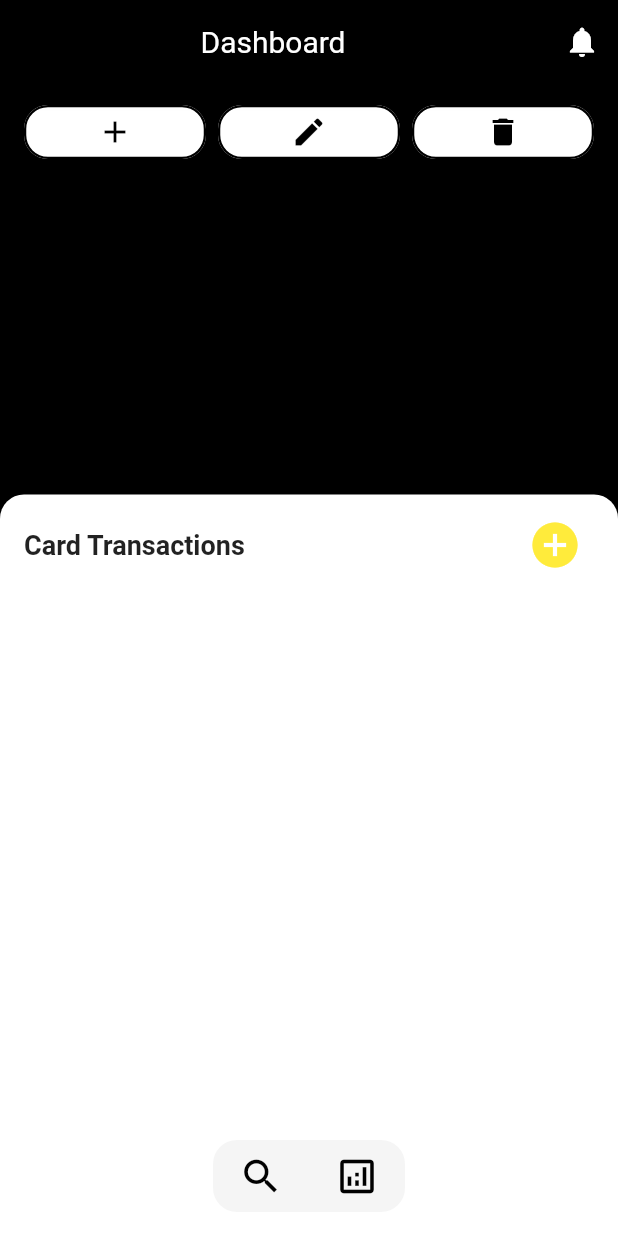
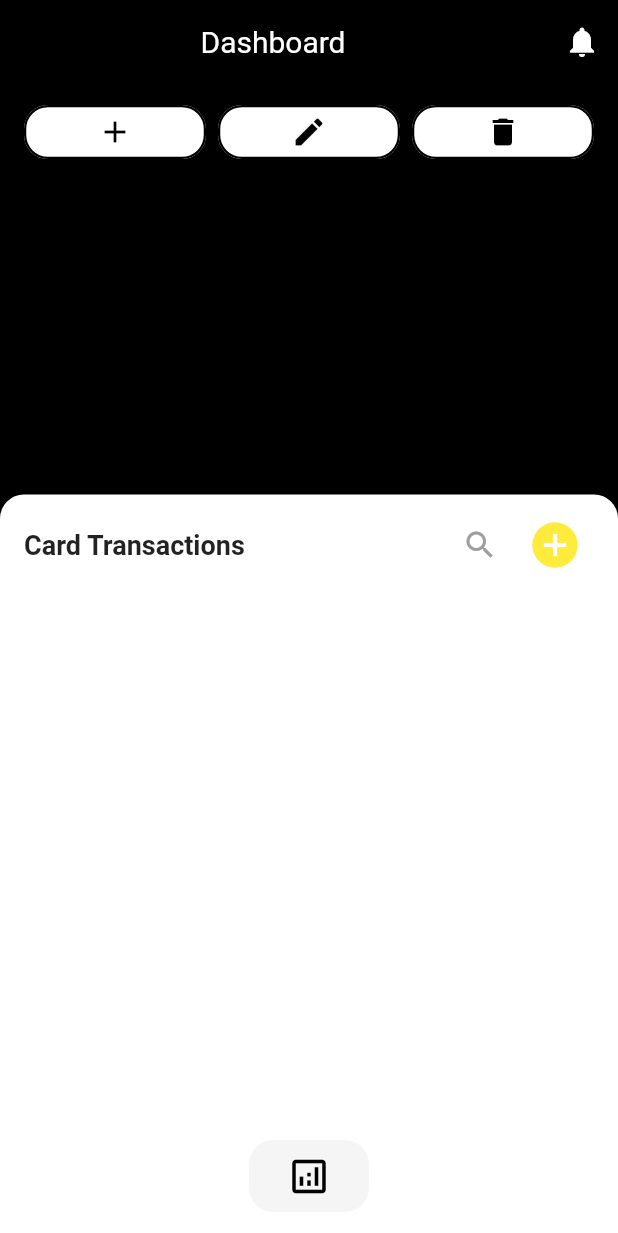
Before and after one commit to GnaniPasupula/CreditWallet, a Flutter app: the CreditCardScreen screen opened by its route, on a phone screen of 412 x 824 dp. Shown: the top 1233 px of the screen. Run offline on Flutter 3.47's test engine with Material 2 defaults, Android fonts, the light colour scheme and no system bars; our stand-ins replace fl_chart, flutter_dotenv, shared_preferences; missing offline and left inert: dart:html; accounts and stored records are empty; network calls fail.

Commit message:
Added Search Funtionality

```diff
--- a/client/lib/credit_card_screen.dart
+++ b/client/lib/credit_card_screen.dart
@@ -19,7 +19,9 @@ class _CreditCardScreenState extends State<CreditCardScreen> {
   static const int _searchTabIndex = 0;
   static const int _analyticsTabIndex = 1;
 
-  int _currentIndex = _searchTabIndex; // Initial index
+  int _currentIndex = _searchTabIndex;
+  bool isSearchExpanded = false;
+  String searchQuery = '';
 
 
 
@@ -45,7 +47,7 @@ class _CreditCardScreenState extends State<CreditCardScreen> {
    void onPageChanged(int newIndex) {
     setState(() {
       currentIndex = newIndex;
-      print('current index is $currentIndex');
+      // print('current index is $currentIndex');
     });
   }
 
@@ -372,12 +374,37 @@ class _CreditCardScreenState extends State<CreditCardScreen> {
                     children: [
                       Expanded(
                         child: Text(
-                          'Card Transactions', // Transaction text at top left
+                          !isSearchExpanded?'Card Transactions':'', // Transaction text at top left
                           style: TextStyle(
                             fontWeight: FontWeight.w600,
                             fontSize: 18,
                           ),
                         ),
+                      ),
+                      AnimatedContainer(
+                        duration: Duration(milliseconds: 300),
+                        width: isSearchExpanded ? 200 : 0,
+                        child: TextField(
+
+                          onChanged: (value) {
+                            setState(() {
+                              searchQuery = value;
+                            });
+                          },
+                          decoration: InputDecoration(
+                            hintText: 'Search transactions...',
+                          ),
+                        ),
+                      ),
+                      IconButton(
+                        onPressed: () {
+                          setState(() {
+                            isSearchExpanded = !isSearchExpanded;
+                          });
+                        },
+                        icon: Icon(Icons.search), // Search icon
+                        color: Colors.grey,
+                        iconSize: 24,
                       ),
                       IconButton(
                         onPressed: () async {
@@ -406,12 +433,26 @@ class _CreditCardScreenState extends State<CreditCardScreen> {
                     ],
                   ),
                 ),
+
                 Expanded(
+
                   child: ListView.builder(
+
                     itemCount: creditCards.isNotEmpty ? creditCards[currentIndex].transactions.length : 0,
                     itemBuilder: (context, transactionIndex) {
                       creditCards[currentIndex].transactions.sort((a, b) => b.date.compareTo(a.date));
-                      final transaction = creditCards[currentIndex].transactions[transactionIndex];
+
+                      List<Transaction> filteredTransactions = creditCards[currentIndex].transactions.where((transaction) {
+                      return transaction.title.toLowerCase().contains(searchQuery.toLowerCase()) ||
+                            transaction.category.toLowerCase().contains(searchQuery.toLowerCase()) ||
+                            transaction.note.toLowerCase().contains(searchQuery.toLowerCase());
+                      }).toList();
+
+                      if (transactionIndex >= filteredTransactions.length) {
+                        return null;
+                      }
+
+                      final transaction = filteredTransactions[transactionIndex];
                       final transactionCategory = transaction.category;
                       final now = DateTime.now();
                       final transactionDate = transaction.date;
@@ -532,8 +573,8 @@ class _CreditCardScreenState extends State<CreditCardScreen> {
         ],
       ),
         Positioned(
-          left: MediaQuery.of(context).size.width / 2 - 64,
-          right: MediaQuery.of(context).size.width / 2 - 64,
+          left: MediaQuery.of(context).size.width / 2 - 40,
+          right: MediaQuery.of(context).size.width / 2 - 40,
           bottom: 16, // Adjust this value for the desired distance from the bottom
           child: Container(
             decoration: BoxDecoration(
@@ -543,16 +584,6 @@ class _CreditCardScreenState extends State<CreditCardScreen> {
             child: Row(
               mainAxisAlignment: MainAxisAlignment.spaceAround,
               children: [
-                IconButton(
-                  onPressed: () {
-                    setState(() {
-                      _currentIndex = 0;
-                    });
-                  },
-                  icon: Icon(Icons.search_outlined),
-                  color: Color.fromARGB(255, 0, 0, 0),
-                  iconSize: 30,
-                ),
                 IconButton(
                   onPressed: () {
                     setState(() {
```
